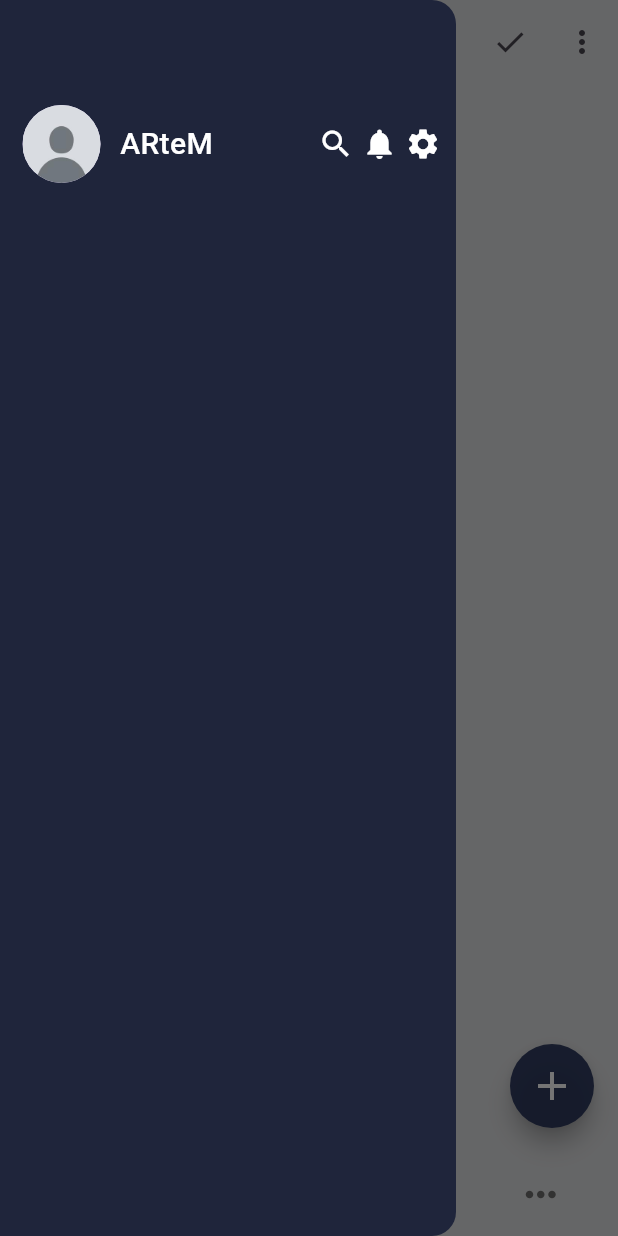
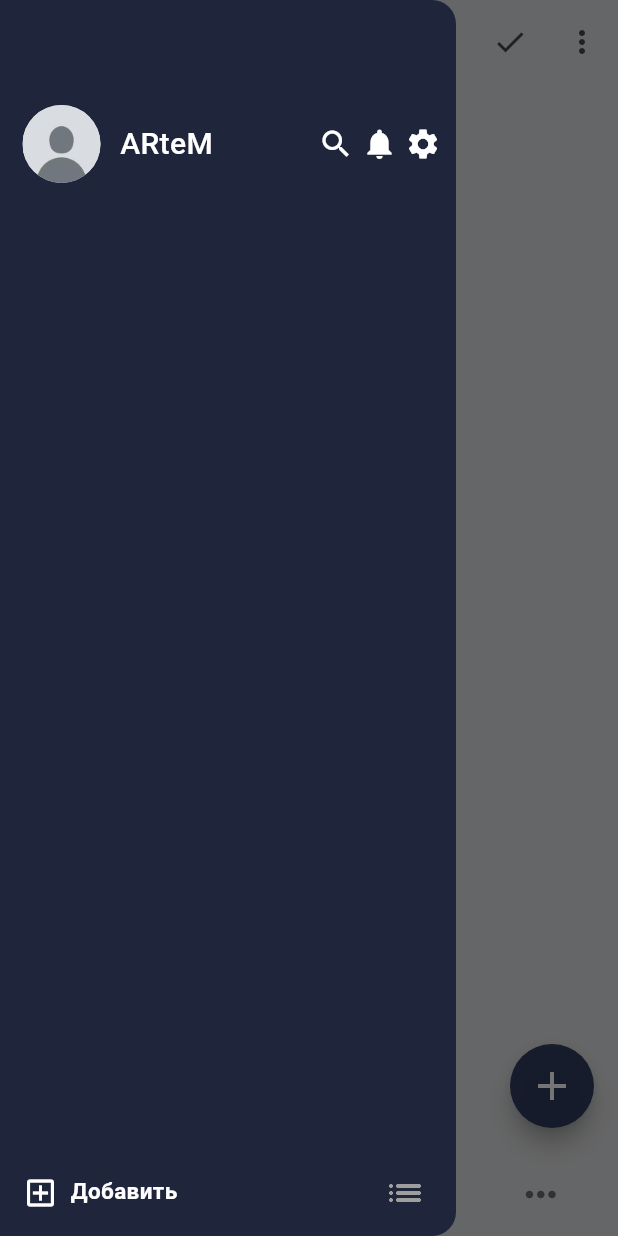
Before and after one commit to IvanovichArtem/TaskApp, a Flutter app: the screen it shows after launch, with the side drawer open, on a phone screen of 412 x 824 dp. Run offline on Flutter 3.47's test engine with Material 3 defaults, Android fonts, the light colour scheme and no system bars; our stand-ins replace google_fonts.

Commit message:
Added a bottom buttons in menu

```diff
--- a/lib/widgets/menu_drawer.dart
+++ b/lib/widgets/menu_drawer.dart
@@ -60,7 +60,36 @@ class MenuDrawer extends StatelessWidget {
                 ),
                 SizedBox(width: 10)
               ],
-            )
+            ),
+            Spacer(),
+            Row(
+              children: [
+                SizedBox(width: 15),
+                Row(children: [
+                  Wrap(spacing: 8, children: [
+                    Icon(
+                      Icons.add_box_outlined,
+                      color: Colors.white,
+                    ),
+                    Text(
+                      'Добавить',
+                      style: GoogleFonts.roboto(
+                          color: Colors.white,
+                          fontWeight: FontWeight.bold,
+                          fontSize: 15),
+                    )
+                  ])
+                ]),
+                Spacer(),
+                Icon(
+                  Icons.list_rounded,
+                  color: Colors.grey,
+                  size: 28,
+                ),
+                SizedBox(width: 20)
+              ],
+            ),
+            SizedBox(height: 15)
           ],
         ),
       ),
```
